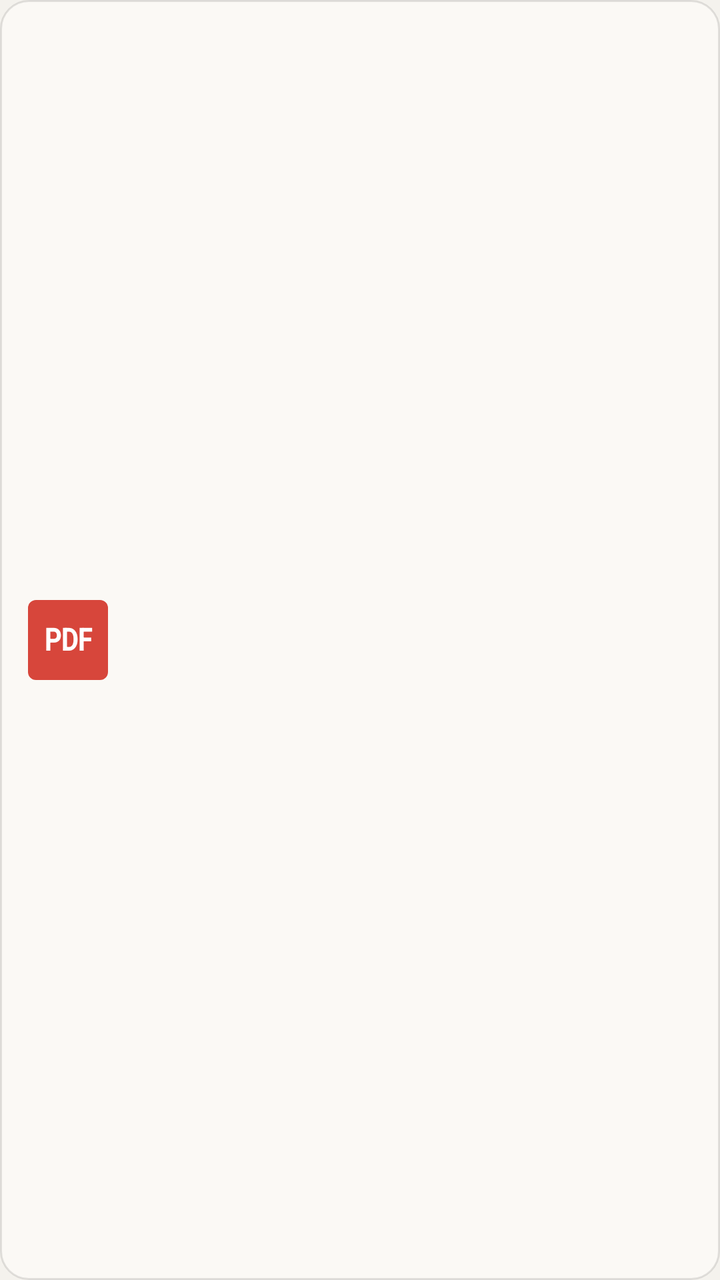
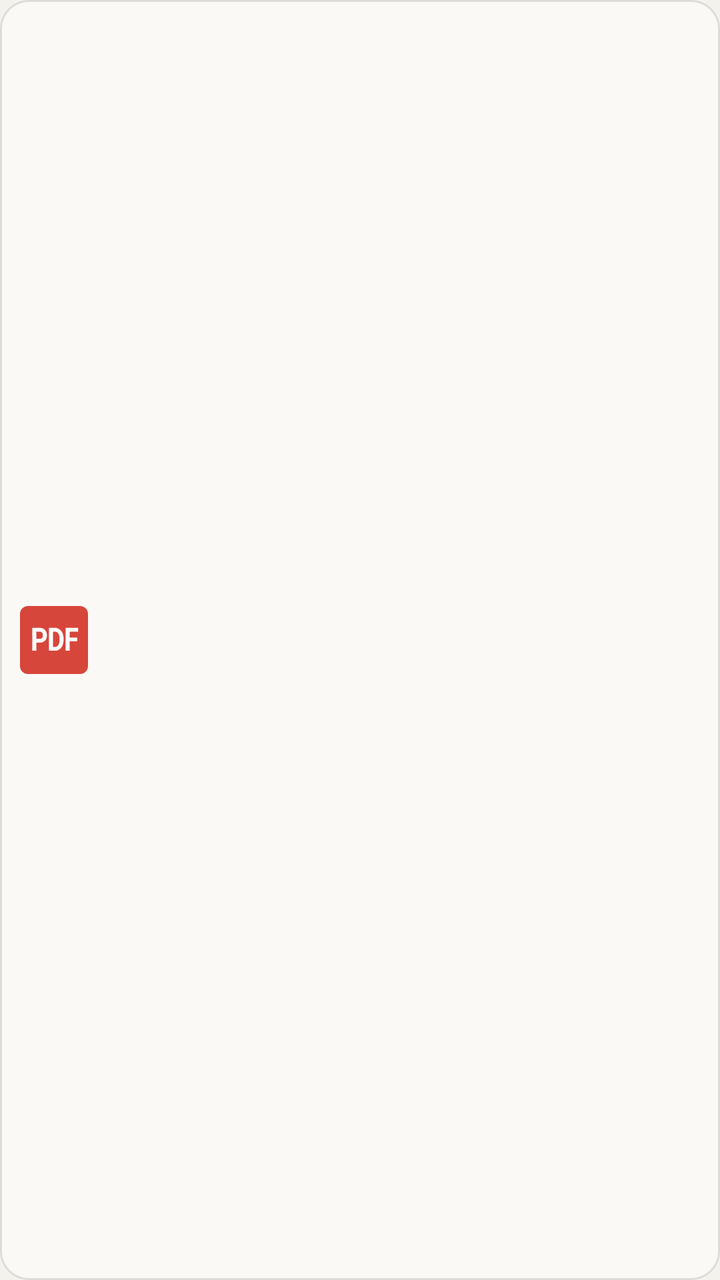

Compare the two renders of this Android layout. The source of the first and the diff that turns it into the second are given below.
<!-- AndroidManifest.xml: application theme AppTheme -->
<!-- res/layout/item_home_card.xml -->
<?xml version="1.0" encoding="utf-8"?>
<LinearLayout xmlns:android="http://schemas.android.com/apk/res/android"
    android:layout_width="match_parent"
    android:layout_height="wrap_content"
    android:background="@drawable/home_card_bg"
    android:gravity="center_vertical"
    android:orientation="horizontal"
    android:layout_marginBottom="10dp"
    android:padding="14dp">

    
    <FrameLayout
        android:layout_width="40dp"
        android:layout_height="40dp"
        android:background="@drawable/pdf_badge_bg"
        android:importantForAccessibility="no">

        <TextView
            android:id="@+id/cardBadge"
            android:layout_width="match_parent"
            android:layout_height="match_parent"
            android:gravity="center"
            android:includeFontPadding="false"
            android:importantForAccessibility="no"
            android:letterSpacing="-0.03"
            android:scaleX="0.84"
            android:text="PDF"
            android:textColor="#FFFFFFFF"
            android:textSize="16sp"
            android:textStyle="bold" />

    </FrameLayout>

    <LinearLayout
        android:layout_width="0dp"
        android:layout_height="wrap_content"
        android:layout_marginStart="14dp"
        android:layout_weight="1"
        android:orientation="vertical">

        
        <TextView
            android:id="@+id/cardName"
            android:layout_width="match_parent"
            android:layout_height="wrap_content"
            android:maxLines="4"
            android:textColor="@color/icon"
            android:textSize="16sp" />

        <TextView
            android:id="@+id/cardProgress"
            android:layout_width="match_parent"
            android:layout_height="wrap_content"
            android:layout_marginTop="4dp"
            android:singleLine="true"
            android:textColor="@color/page_text"
            android:textSize="12sp" />

    </LinearLayout>

    <View
        android:id="@+id/cardInkDot"
        android:layout_width="8dp"
        android:layout_height="8dp"
        android:layout_gravity="center_vertical"
        android:layout_marginStart="8dp"
        android:background="@drawable/home_dot"
        android:visibility="gone" />

</LinearLayout>
<!-- resources referenced by this layout -->
<resources>
  <color name="icon">#FF3C3F44</color>
  <color name="page_text">#FF8A8D92</color>
  <!-- drawable home_card_bg (drawable) -->
  <?xml version="1.0" encoding="utf-8"?>
  <shape xmlns:android="http://schemas.android.com/apk/res/android"
      android:shape="rectangle">
      <solid android:color="@color/sheet" />
      <stroke android:width="1dp" android:color="#1A000000" />
      <corners android:radius="14dp" />
  </shape>
  <!-- drawable home_dot (drawable) -->
  <?xml version="1.0" encoding="utf-8"?>
  <shape xmlns:android="http://schemas.android.com/apk/res/android"
      android:shape="oval">
      <size android:width="8dp" android:height="8dp" />
      <solid android:color="@color/accent" />
  </shape>
  <!-- drawable pdf_badge_bg (drawable) -->
  <?xml version="1.0" encoding="utf-8"?>
  <shape xmlns:android="http://schemas.android.com/apk/res/android"
      android:shape="rectangle">
      <solid android:color="@color/pdf_badge_red" />
      <corners android:radius="4dp" />
  </shape>
  <style name="AppTheme" parent="Theme.AppCompat.Light.NoActionBar">
          <item name="android:windowNoTitle">true</item>
          <item name="android:windowFullscreen">true</item>
          <item name="android:windowActionBar">false</item>
          <item name="android:windowBackground">@color/paper</item>
          <item name="android:statusBarColor">@android:color/transparent</item>
          <item name="android:navigationBarColor">@android:color/transparent</item>
          <item name="android:windowLightStatusBar">true</item>
          <item name="colorAccent">@color/accent</item>
      </style>
  <color name="sheet">#FFFBF9F5</color>
  <color name="accent">#FF2F6FED</color>
  <color name="pdf_badge_red">#FFD7463B</color>
  <color name="paper">#FFF4F2ED</color>
</resources>

<!-- the commit's change to res/layout/item_home_card.xml (unified diff, before → after) -->
@@ -5,13 +5,16 @@
     android:background="@drawable/home_card_bg"
     android:gravity="center_vertical"
     android:orientation="horizontal"
-    android:layout_marginBottom="10dp"
-    android:padding="14dp">
+    android:layout_marginBottom="8dp"
+    android:paddingStart="10dp"
+    android:paddingTop="8dp"
+    android:paddingEnd="10dp"
+    android:paddingBottom="8dp">
 
     
     <FrameLayout
-        android:layout_width="40dp"
-        android:layout_height="40dp"
+        android:layout_width="34dp"
+        android:layout_height="34dp"
         android:background="@drawable/pdf_badge_bg"
         android:importantForAccessibility="no">
 
@@ -34,7 +37,7 @@
     <LinearLayout
         android:layout_width="0dp"
         android:layout_height="wrap_content"
-        android:layout_marginStart="14dp"
+        android:layout_marginStart="10dp"
         android:layout_weight="1"
         android:orientation="vertical">
 
@@ -51,7 +54,7 @@
             android:id="@+id/cardProgress"
             android:layout_width="match_parent"
             android:layout_height="wrap_content"
-            android:layout_marginTop="4dp"
+            android:layout_marginTop="2dp"
             android:singleLine="true"
             android:textColor="@color/page_text"
             android:textSize="12sp" />
